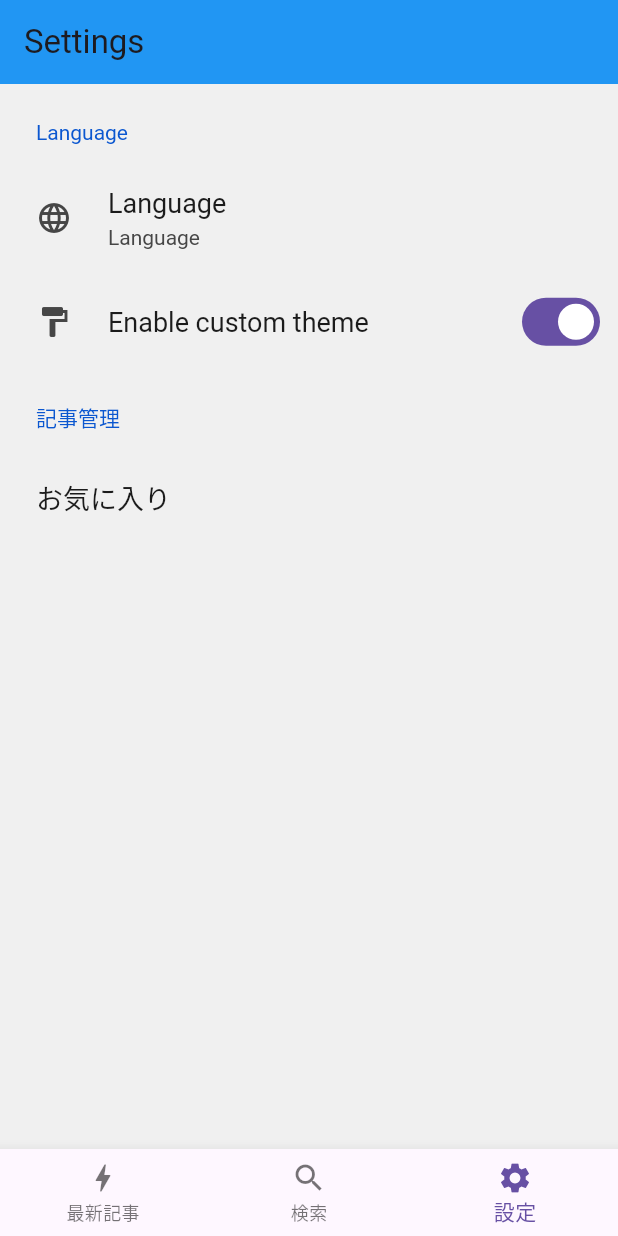
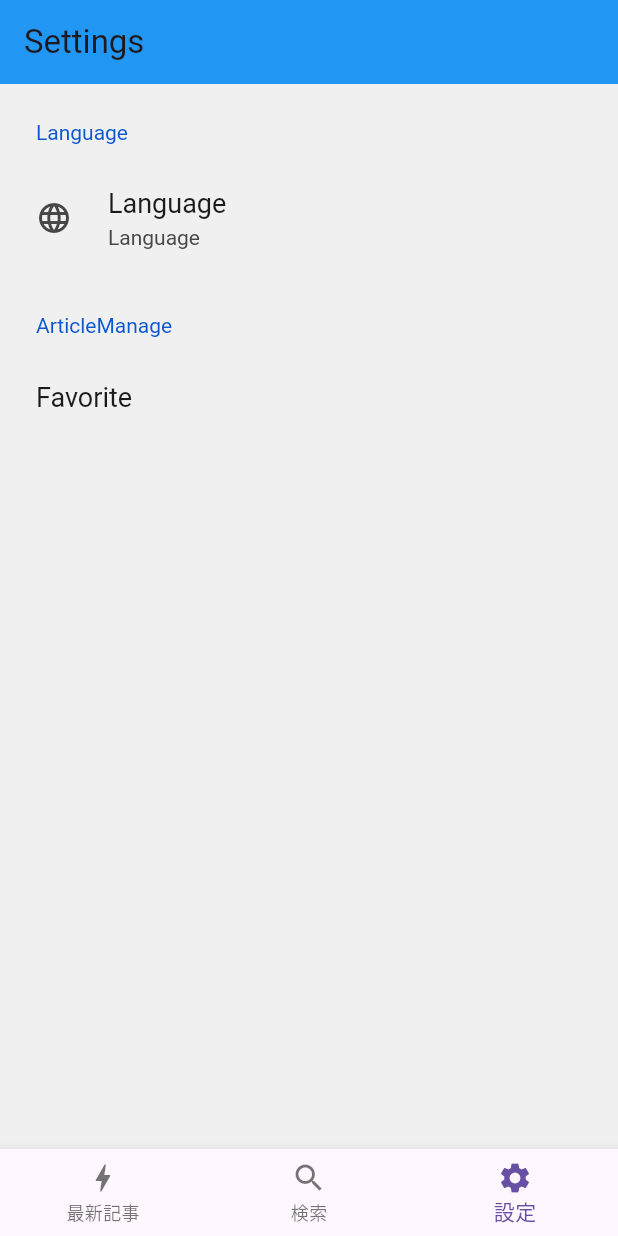
Before and after one commit to railgun-0402/zenn_app_flutter, a Flutter app: the screen it shows after launch, item 3 of the bottom bar chosen, on a phone screen of 412 x 824 dp. Run offline on Flutter 3.47's test engine with Material 3 defaults, Android fonts, the phone set to English and light mode, and no system bars; drawn by our look-alikes of settings_ui; our stand-ins replace shared_preferences, webview_flutter; generated files the repository leaves out were written again; network calls fail.

Commit message:
refactor-setting-words

```diff
--- a/lib/l10n/app_en.arb
+++ b/lib/l10n/app_en.arb
@@ -3,5 +3,7 @@
   "language": "Language",
   "enableCustomTheme": "Enable custom theme",
   "english": "English",
-  "japanese": "Japanese"
+  "japanese": "Japanese",
+  "articleManage": "ArticleManage",
+  "favorite": "Favorite"
 }
--- a/lib/l10n/app_ja.arb
+++ b/lib/l10n/app_ja.arb
@@ -3,5 +3,7 @@
   "language": "言語",
   "enableCustomTheme": "カスタムテーマを有効にする",
   "english": "英語",
-  "japanese": "日本語"
+  "japanese": "日本語",
+  "articleManage": "記事管理",
+  "favorite": "お気に入り"
 }
--- a/lib/widgets/setting.dart
+++ b/lib/widgets/setting.dart
@@ -2,6 +2,7 @@ import 'package:flutter/material.dart';
 import 'package:settings_ui/settings_ui.dart';
 import 'package:flutter_gen/gen_l10n/app_localizations.dart';
 import 'package:zenn_app/helper/storage_helper.dart';
+import 'package:zenn_app/models/article.dart';
 import 'package:zenn_app/widgets/settings/favorite_articles.dart';
 
 class Setting extends StatefulWidget {
@@ -13,52 +14,64 @@ class Setting extends StatefulWidget {
 
 class _SettingState extends State<Setting> {
 
+  /* お気に入り一覧 */
+  List<Article> _favorites = [];
+
+  @override
+  void initState() {
+    super.initState();
+    _loadFavorites();
+  }
+
+  /* お気に入り一覧を取得 */
+  Future<void> _loadFavorites() async {
+    final favorites = await StorageHelper.getFavorites();
+    // Widgetがマウントされている場合、Navigatorを使用
+    if (!mounted) return;
+
+    setState(() {
+      _favorites = favorites;
+    });
+  }
+
   @override
   Widget build(BuildContext context) {
+    final appBarTitle = AppLocalizations.of(context)!.title;
+    final settingTitle = AppLocalizations.of(context)!.language;
+    final languageSectionTitle = AppLocalizations.of(context)!.language;
+    final articleManage = AppLocalizations.of(context)!.articleManage;
+    final favoriteMenu = AppLocalizations.of(context)!.favorite;
+
     return Scaffold(
         appBar: AppBar(
-          title: Text(AppLocalizations.of(context)!.title),
+          title: Text(appBarTitle),
           backgroundColor: Colors.blue,
         ),
         body: SettingsList( // 設定画面を構築
           sections: [
             SettingsSection(
-              title: Text(AppLocalizations.of(context)!.language),
+              title: Text(settingTitle),
               tiles:<SettingsTile> [
                 SettingsTile.navigation(
                   leading: const Icon(Icons.language),
-                    title: Text(AppLocalizations.of(context)!.language),
-                    value: Text(AppLocalizations.of(context)!.language),
+                    title: Text(languageSectionTitle),
+                    value: Text(languageSectionTitle),
                   onPressed: (context) {
                   },
-                ),
-                SettingsTile.switchTile(
-                    initialValue: true,
-                    onToggle: (value) {
-                      // トグルの切り替え処理
-                    },
-                    title: const Text('Enable custom theme'),
-                    leading: const Icon(Icons.format_paint),
                 ),
               ],
             ),
             SettingsSection(
-                title: const Text('記事管理'),
+                title: Text(articleManage),
                 tiles: <SettingsTile> [
                   SettingsTile.navigation(
-                      title: const Text('お気に入り'),
+                      title: Text(favoriteMenu),
                       onPressed: (context) async {
-                        final favorites = await StorageHelper.getFavorites();
-
-                        // ウィジェットがまだマウントされている場合のみNavigatorを使用
-                        if (!mounted) return;
-
                         // お気に入り一覧画面へ
-                        Navigator.push(
-                          // ignore: use_build_context_synchronously
-                            context,
-                            MaterialPageRoute(builder: (context) => FavoriteArticles(
-                                favoriteArticles: favorites
+                        Navigator.of(context).push(
+                            MaterialPageRoute(
+                                builder: (_) => FavoriteArticles(
+                                favoriteArticles: _favorites
                             )),
                         );
                       },
```
